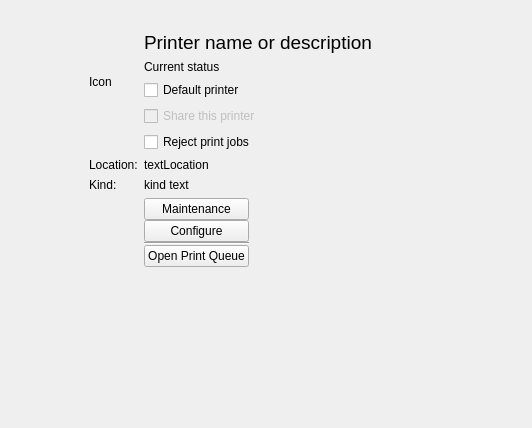
Before: the Qt Designer form printer-manager-kcm/PrinterDescription.ui in KDE/print-manager, drawn with Qt 5.
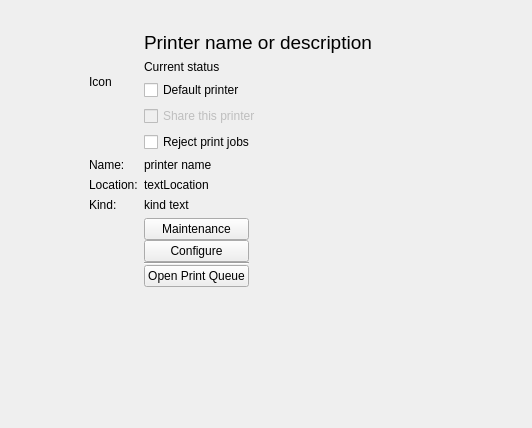
After: the same form once the commit is applied. Custom widgets are drawn as their Qt base class.

Commit message: Show printer name when only one printer is available

Diff of the .ui file:
```diff
--- a/printer-manager-kcm/PrinterDescription.ui
+++ b/printer-manager-kcm/PrinterDescription.ui
@@ -129,14 +129,14 @@
        </item>
       </layout>
      </item>
-     <item row="1" column="0">
+     <item row="2" column="0">
       <widget class="QLabel" name="locationL">
        <property name="text">
         <string comment="@label location of printer">Location:</string>
        </property>
       </widget>
      </item>
-     <item row="1" column="1">
+     <item row="2" column="1">
       <widget class="QLabel" name="locationMsgL">
        <property name="sizePolicy">
         <sizepolicy hsizetype="Expanding" vsizetype="Expanding">
@@ -158,14 +158,14 @@
        </property>
       </widget>
      </item>
-     <item row="2" column="0">
+     <item row="3" column="0">
       <widget class="QLabel" name="kindL">
        <property name="text">
         <string comment="@label kind of printer, could be driver name or &quot;local raw socket&quot;">Kind:</string>
        </property>
       </widget>
      </item>
-     <item row="2" column="1">
+     <item row="3" column="1">
       <widget class="QLabel" name="kindMsgL">
        <property name="sizePolicy">
         <sizepolicy hsizetype="Expanding" vsizetype="Expanding">
@@ -187,7 +187,7 @@
        </property>
       </widget>
      </item>
-     <item row="3" column="1">
+     <item row="4" column="1">
       <layout class="QGridLayout" name="gridLayout_3">
        <property name="verticalSpacing">
         <number>0</number>
@@ -228,6 +228,26 @@
        </item>
       </layout>
      </item>
+     <item row="1" column="0">
+      <widget class="QLabel" name="nameL">
+       <property name="text">
+        <string>Name:</string>
+       </property>
+      </widget>
+     </item>
+     <item row="1" column="1">
+      <widget class="QLabel" name="nameMsgL">
+       <property name="sizePolicy">
+        <sizepolicy hsizetype="Expanding" vsizetype="Expanding">
+         <horstretch>0</horstretch>
+         <verstretch>0</verstretch>
+        </sizepolicy>
+       </property>
+       <property name="text">
+        <string notr="true">printer name</string>
+       </property>
+      </widget>
+     </item>
     </layout>
    </item>
    <item row="1" column="1">
```
The commit also changes 3 other files.
